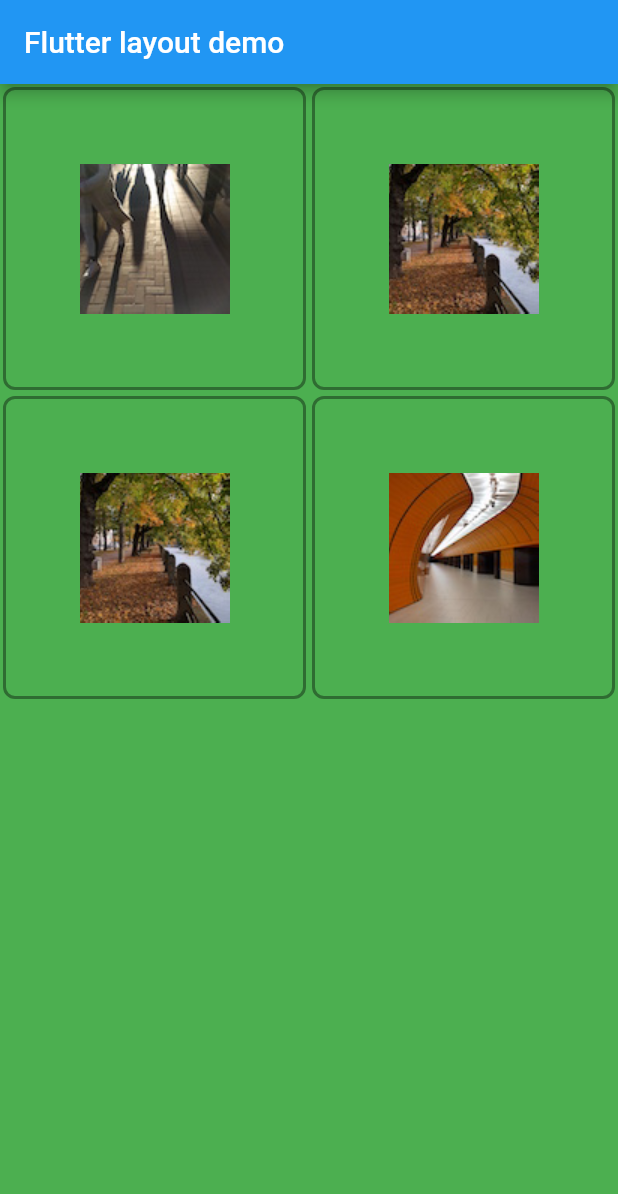
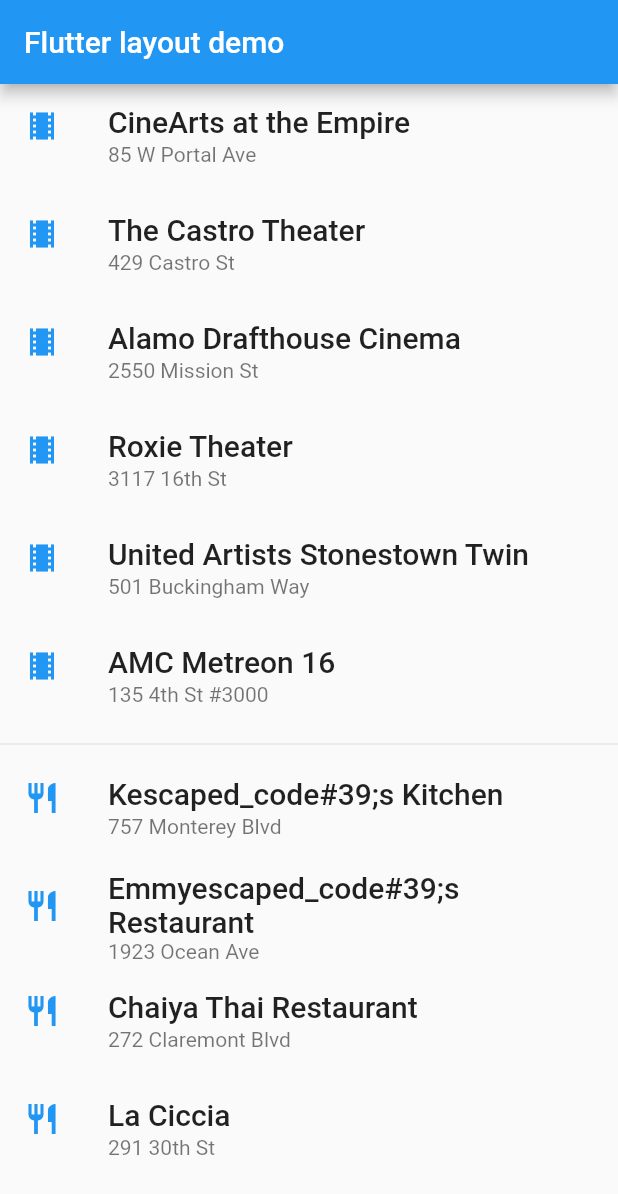
Before and after one commit to LockyBounty/flutterTraining, a Flutter app: the screen it shows after launch, on a phone screen of 412 x 824 dp. Shown: the top 1194 px of the screen. Run offline on Flutter 3.47's test engine with Material 2 defaults, Android fonts, the phone set to English and light mode, and no system bars.

Commit message:
added ListTile widget

```diff
--- a/lib/main.dart
+++ b/lib/main.dart
@@ -15,7 +15,7 @@ class MyApp extends StatelessWidget {
         appBar: AppBar(
           title: Text('Flutter layout demo'),
         ),
-        body: Center(child: _buildImageColumn()),
+        body: Center(child: _buildList()),
       ),
     );
   }
@@ -52,5 +52,36 @@ class MyApp extends StatelessWidget {
           _buildDecoratedImage(imageIndex + 1),
         ],
       );
+
+  Widget _buildList() => ListView(
+      children: [
+        _tile('CineArts at the Empire', '85 W Portal Ave', Icons.theaters),
+        _tile('The Castro Theater', '429 Castro St', Icons.theaters),
+        _tile('Alamo Drafthouse Cinema', '2550 Mission St', Icons.theaters),
+        _tile('Roxie Theater', '3117 16th St', Icons.theaters),
+        _tile('United Artists Stonestown Twin', '501 Buckingham Way',
+            Icons.theaters),
+        _tile('AMC Metreon 16', '135 4th St #3000', Icons.theaters),
+        Divider(),
+        _tile('Kescaped_code#39;s Kitchen', '757 Monterey Blvd', Icons.restaurant),
+        _tile('Emmyescaped_code#39;s Restaurant', '1923 Ocean Ave', Icons.restaurant),
+        _tile(
+            'Chaiya Thai Restaurant', '272 Claremont Blvd', Icons.restaurant),
+        _tile('La Ciccia', '291 30th St', Icons.restaurant),
+      ],
+    );
+
+ListTile _tile(String title, String subtitle, IconData icon) => ListTile(
+      title: Text(title,
+          style: TextStyle(
+            fontWeight: FontWeight.w500,
+            fontSize: 20,
+          )),
+      subtitle: Text(subtitle),
+      leading: Icon(
+        icon,
+        color: Colors.blue[500],
+      ),
+    );
   // #enddocregion row
 }
```
